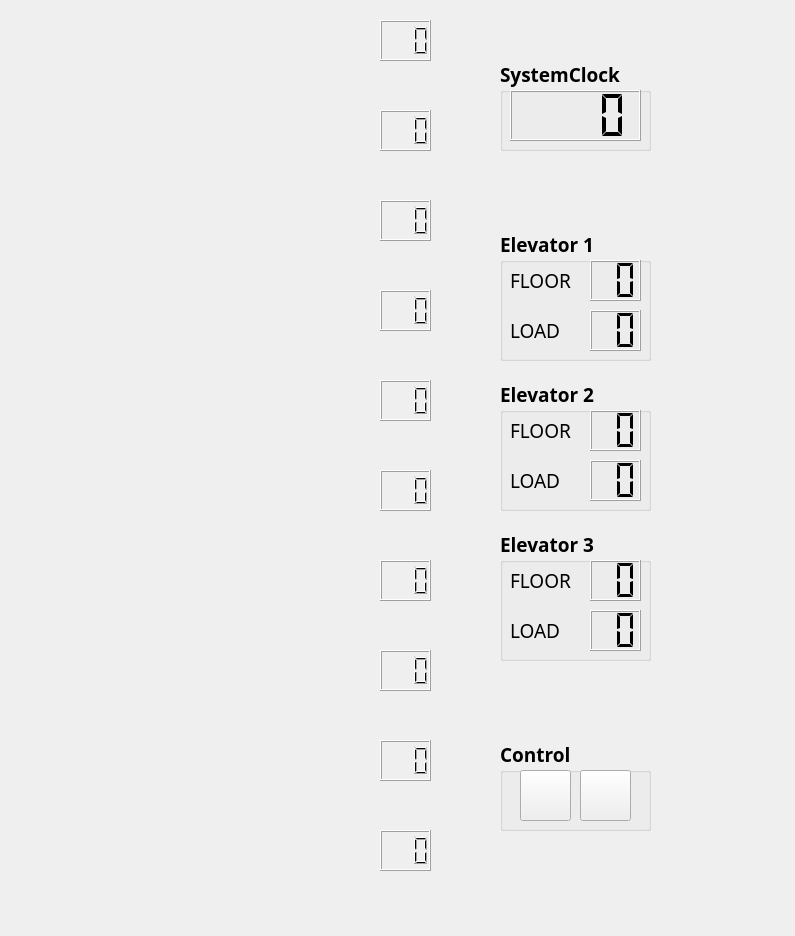
Old version of the form simulationwindow.ui in the repository Jackiu1997/QtSimulationElevator.
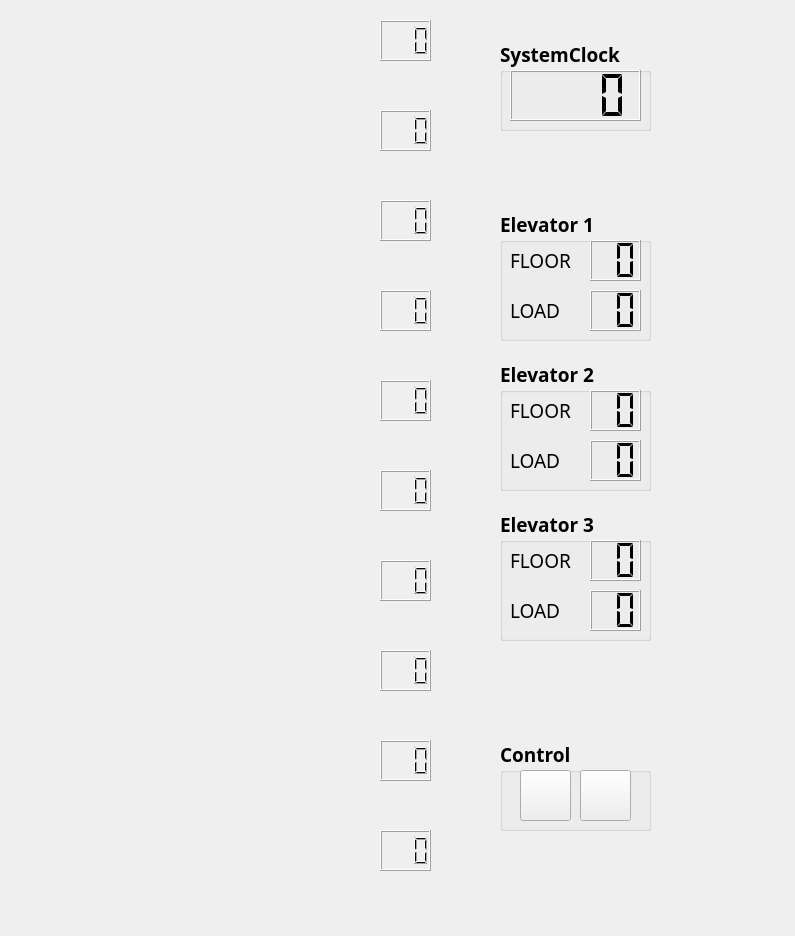
New version of the form.

```diff
--- a/simulationwindow.ui
+++ b/simulationwindow.ui
@@ -17,7 +17,7 @@
    <property name="geometry">
     <rect>
      <x>500</x>
-     <y>60</y>
+     <y>40</y>
      <width>151</width>
      <height>91</height>
     </rect>
@@ -63,7 +63,7 @@
    <property name="geometry">
     <rect>
      <x>500</x>
-     <y>230</y>
+     <y>210</y>
      <width>151</width>
      <height>131</height>
     </rect>
@@ -158,7 +158,7 @@
    <property name="geometry">
     <rect>
      <x>500</x>
-     <y>380</y>
+     <y>360</y>
      <width>151</width>
      <height>131</height>
     </rect>
@@ -259,7 +259,7 @@
    <property name="geometry">
     <rect>
      <x>500</x>
-     <y>530</y>
+     <y>510</y>
      <width>151</width>
      <height>131</height>
     </rect>
@@ -625,7 +625,7 @@
    <property name="geometry">
     <rect>
      <x>510</x>
-     <y>560</y>
+     <y>540</y>
      <width>71</width>
      <height>41</height>
     </rect>
@@ -646,7 +646,7 @@
    <property name="geometry">
     <rect>
      <x>510</x>
-     <y>610</y>
+     <y>590</y>
      <width>71</width>
      <height>41</height>
     </rect>
```
